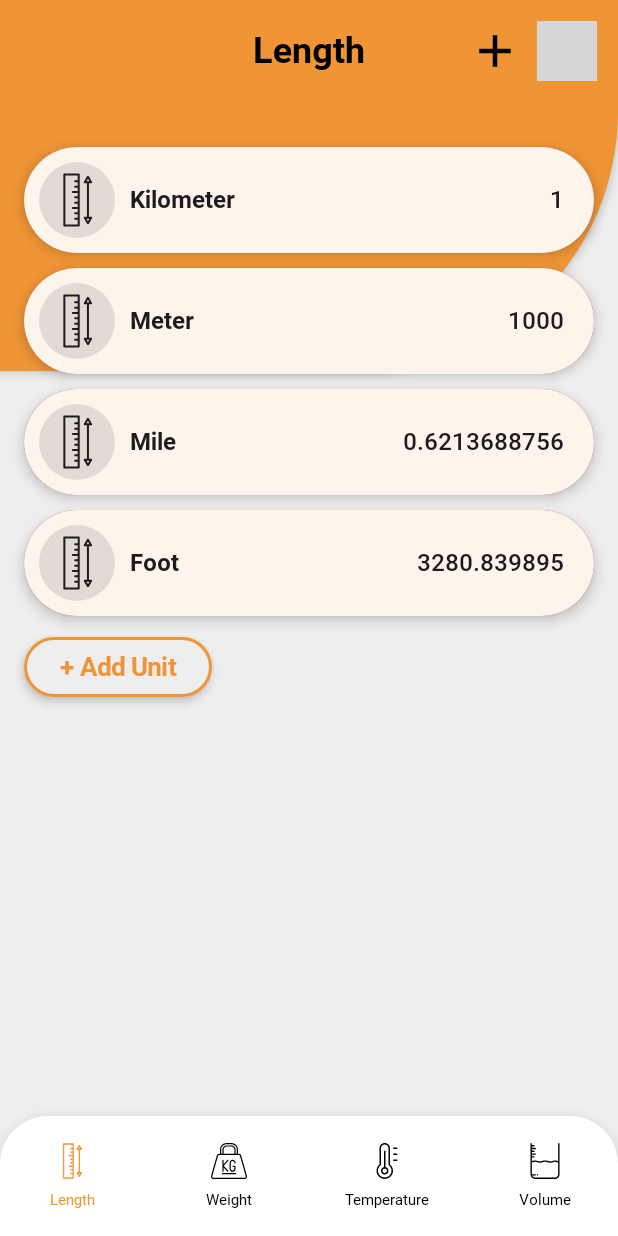
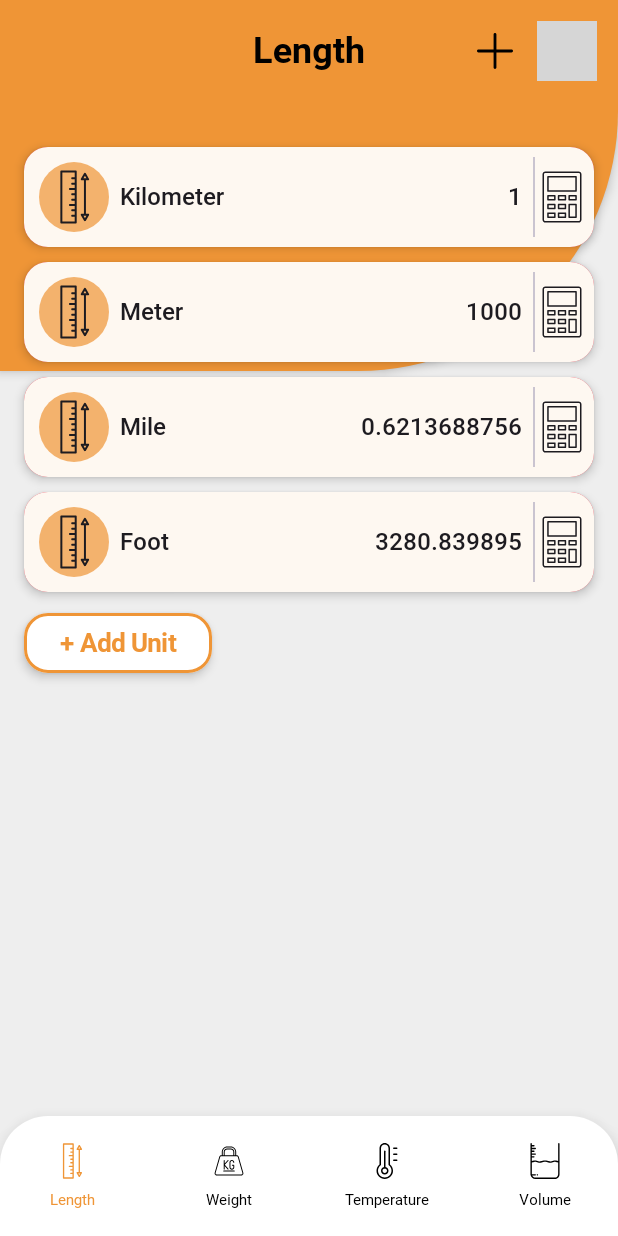
Before and after one commit to fernando-rauber/MeasureMe, an Android app built with Jetpack Compose: the screen it shows after launch (MainActivity), on a phone screen of 412 x 824 dp. Run offline under Robolectric (Android 15) with nearby library versions, the phone set to English and light mode, and no system bars; our stand-ins replace Room's generated code, accompanist; libraries missing offline, so code that uses them is left out: com.google.accompanist.navigation; 2 statements that could not run were skipped; grey boxes are pictures that could not be loaded.

Commit message:
Unit Page refactored

```diff
--- a/app/src/main/java/uk/fernando/measure/component/MyBackground.kt
+++ b/app/src/main/java/uk/fernando/measure/component/MyBackground.kt
@@ -4,7 +4,6 @@ import androidx.compose.foundation.layout.Box
 import androidx.compose.foundation.layout.fillMaxHeight
 import androidx.compose.foundation.layout.fillMaxWidth
 import androidx.compose.foundation.shape.RoundedCornerShape
-import androidx.compose.material3.MaterialTheme
 import androidx.compose.material3.Surface
 import androidx.compose.runtime.Composable
 import androidx.compose.ui.Modifier
--- a/app/src/main/java/uk/fernando/measure/component/MyButton.kt
+++ b/app/src/main/java/uk/fernando/measure/component/MyButton.kt
@@ -2,10 +2,7 @@ package uk.fernando.measure.component
 
 import androidx.compose.foundation.BorderStroke
 import androidx.compose.foundation.layout.PaddingValues
-import androidx.compose.material3.Button
-import androidx.compose.material3.ButtonDefaults
-import androidx.compose.material3.ButtonElevation
-import androidx.compose.material3.Text
+import androidx.compose.material3.*
 import androidx.compose.runtime.Composable
 import androidx.compose.ui.Modifier
 import androidx.compose.ui.graphics.Color
@@ -35,6 +32,7 @@ fun MyButton(
         modifier = modifier,
         colors = ButtonDefaults.buttonColors(containerColor = color, disabledContentColor = grey),
         elevation = elevation,
+        shape = MaterialTheme.shapes.small,
         contentPadding = contentPadding,
         onClick = onClick
     ) {
--- a/app/src/main/java/uk/fernando/measure/component/NavigationBarTop.kt
+++ b/app/src/main/java/uk/fernando/measure/component/NavigationBarTop.kt
@@ -2,7 +2,6 @@ package uk.fernando.measure.component
 
 import androidx.annotation.DrawableRes
 import androidx.annotation.StringRes
-import androidx.compose.foundation.background
 import androidx.compose.foundation.layout.Box
 import androidx.compose.foundation.layout.fillMaxWidth
 import androidx.compose.foundation.layout.padding
@@ -13,7 +12,6 @@ import androidx.compose.material3.Text
 import androidx.compose.runtime.Composable
 import androidx.compose.ui.Alignment
 import androidx.compose.ui.Modifier
-import androidx.compose.ui.graphics.Color
 import androidx.compose.ui.res.painterResource
 import androidx.compose.ui.res.stringResource
 import androidx.compose.ui.unit.dp
@@ -29,7 +27,6 @@ fun NavigationBarTop(
     Box(
         Modifier
             .fillMaxWidth()
-            .background(Color.Transparent)
             .padding(10.dp)
     ) {
 
--- a/app/src/main/java/uk/fernando/measure/component/unit/AddUnitCard.kt
+++ b/app/src/main/java/uk/fernando/measure/component/unit/AddUnitCard.kt
@@ -4,10 +4,7 @@ import androidx.compose.foundation.background
 import androidx.compose.foundation.clickable
 import androidx.compose.foundation.layout.*
 import androidx.compose.foundation.shape.CircleShape
-import androidx.compose.material3.Icon
-import androidx.compose.material3.MaterialTheme
-import androidx.compose.material3.Surface
-import androidx.compose.material3.Text
+import androidx.compose.material3.*
 import androidx.compose.runtime.Composable
 import androidx.compose.ui.Alignment
 import androidx.compose.ui.Modifier
@@ -28,26 +25,32 @@ fun AddUnitCard(unit: LengthUnitEntity, onClick: () -> Unit) {
             .padding(top = 10.dp)
             .height(IntrinsicSize.Min)
             .fillMaxWidth(),
-        shadowElevation = 5.dp,
-        tonalElevation = 5.dp,
+        shadowElevation = 4.dp,
+        tonalElevation = 2.dp,
         shape = MaterialTheme.shapes.small
     ) {
         Row(verticalAlignment = Alignment.CenterVertically) {
 
             Row(
                 Modifier
-                    .padding(10.dp)
+                    .padding(4.dp)
                     .weight(1f),
                 verticalAlignment = Alignment.CenterVertically
             ) {
 
                 Icon(
                     modifier = Modifier
-                        .background(MaterialTheme.colorScheme.onBackground.copy(0.1f), CircleShape)
-                        .padding(7.dp)
+                        .background(MaterialTheme.colorScheme.primary.copy(0.2f), CircleShape)
+                        .padding(4.dp)
                         .size(36.dp),
-                    painter = painterResource( unit.type.getUnitTypeIcon()),
+                    painter = painterResource(unit.type.getUnitTypeIcon()),
                     contentDescription = null
+                )
+
+                Divider(
+                    modifier = Modifier
+                        .fillMaxHeight(0.9f)
+                        .width(1.dp)
                 )
 
                 Text(
@@ -70,6 +73,7 @@ fun AddUnitCard(unit: LengthUnitEntity, onClick: () -> Unit) {
                         .padding(horizontal = 15.dp)
                         .align(Alignment.Center),
                     text = "ADD",
+                    style = MaterialTheme.typography.bodyMedium,
                     fontWeight = FontWeight.Medium
                 )
             }
--- a/app/src/main/java/uk/fernando/measure/component/unit/UnitCard.kt
+++ b/app/src/main/java/uk/fernando/measure/component/unit/UnitCard.kt
@@ -8,10 +8,7 @@ import androidx.compose.foundation.shape.RoundedCornerShape
 import androidx.compose.foundation.text.BasicTextField
 import androidx.compose.foundation.text.KeyboardActions
 import androidx.compose.foundation.text.KeyboardOptions
-import androidx.compose.material3.Icon
-import androidx.compose.material3.MaterialTheme
-import androidx.compose.material3.Surface
-import androidx.compose.material3.Text
+import androidx.compose.material3.*
 import androidx.compose.runtime.*
 import androidx.compose.ui.Alignment
 import androidx.compose.ui.ExperimentalComposeUiApi
@@ -32,6 +29,7 @@ import androidx.compose.ui.text.input.KeyboardType
 import androidx.compose.ui.text.input.TextFieldValue
 import androidx.compose.ui.text.style.TextAlign
 import androidx.compose.ui.unit.dp
+import uk.fernando.measure.R
 import uk.fernando.measure.component.MyAnimation
 import uk.fernando.measure.database.entity.LengthUnitEntity
 import uk.fernando.measure.ext.getUnitName
@@ -41,29 +39,29 @@ import uk.fernando.measure.ext.noRippleClickable
 
 @Composable
 fun UnitCard(unit: LengthUnitEntity, onDone: (Double) -> Unit) {
-    var canEdit by remember { mutableStateOf(false) }
+    var isEditMode by remember { mutableStateOf(false) }
 
     Surface(
         modifier = Modifier
             .padding(top = 10.dp)
             .height(IntrinsicSize.Min)
-            .border(2.dp, if (canEdit) MaterialTheme.colorScheme.primary else Color.Transparent, RoundedCornerShape(50))
+            .border(2.dp, if (isEditMode) MaterialTheme.colorScheme.primary else Color.Transparent, MaterialTheme.shapes.small)
             .fillMaxWidth(),
-        shadowElevation = 5.dp,
-        tonalElevation = 5.dp,
-        shape = RoundedCornerShape(50)
+        shadowElevation = 4.dp,
+        tonalElevation = 2.dp,
+        shape = MaterialTheme.shapes.small
     ) {
 
         Row(
-            Modifier.padding(horizontal = 10.dp),
+            Modifier.padding(start = 10.dp),
             verticalAlignment = Alignment.CenterVertically
         ) {
 
             Icon(
                 modifier = Modifier
                     .padding(vertical = 10.dp)
-                    .background(MaterialTheme.colorScheme.onBackground.copy(0.1f), CircleShape)
-                    .padding(7.dp)
+                    .background(MaterialTheme.colorScheme.primary.copy(0.7f), CircleShape)
+                    .padding(5.dp)
                     .size(36.dp),
                 painter = painterResource(unit.type.getUnitTypeIcon()),
                 contentDescription = null
@@ -71,11 +69,11 @@ fun UnitCard(unit: LengthUnitEntity, onDone: (Double) -> Unit) {
 
             Text(
                 modifier = Modifier
-                    .padding(horizontal = 10.dp)
+                    .padding(horizontal = 7.dp)
                     .weight(0.5f),
                 text = stringResource(unit.unit.getUnitName()),
                 style = MaterialTheme.typography.bodyMedium,
-                fontWeight = FontWeight.Bold
+                fontWeight = FontWeight.Medium
             )
 
             val amount = unit.amount.isInteger()
@@ -83,42 +81,44 @@ fun UnitCard(unit: LengthUnitEntity, onDone: (Double) -> Unit) {
             Box(
                 modifier = Modifier
                     .weight(0.5f)
-                    .padding(end = 10.dp),
+                    .noRippleClickable { if (!isEditMode) isEditMode = true },
                 contentAlignment = Alignment.CenterEnd
             ) {
 
-                MyAnimation(!canEdit) {
-                    Text(
-                        modifier = Modifier.noRippleClickable { canEdit = true },
-                        text = amount,
-                        style = MaterialTheme.typography.bodyMedium,
-                        fontWeight = FontWeight.Medium
-                    )
+                MyAnimation(!isEditMode) {
+                    Row(verticalAlignment = Alignment.CenterVertically) {
+                        Text(
+                            text = amount,
+                            style = MaterialTheme.typography.bodyMedium,
+                            fontWeight = FontWeight.Medium
+                        )
+
+                        Divider(
+                            modifier = Modifier
+                                .fillMaxHeight(0.8f)
+                                .padding(start = 7.dp)
+                                .width(1.dp)
+                        )
+
+                        Icon(
+                            modifier = Modifier.padding(end = 3.dp),
+                            painter = painterResource(R.drawable.ic_calculator),
+                            contentDescription = null
+                        )
+                    }
                 }
 
-                MyAnimation(canEdit) {
+                MyAnimation(isEditMode) {
                     MyTextField(
                         value = amount,
                         onDone = {
                             onDone(it)
-                            canEdit = false
+                            isEditMode = false
                         },
-                        lostFocus = { canEdit = false }
+                        lostFocus = { isEditMode = false }
                     )
                 }
             }
-//            Divider(
-//                Modifier
-//                    .padding(horizontal = 5.dp)
-//                    .fillMaxHeight()
-//                    .width(1.dp)
-//            )
-//
-//            Text(
-//                text = "km",
-//                color = MaterialTheme.colorScheme.onSurface,
-//                style = MaterialTheme.typography.bodyMedium
-//            )
         }
     }
 }
@@ -148,6 +148,7 @@ private fun MyTextField(
     }
 
     BasicTextField(modifier = modifier
+        .padding(end = 5.dp)
         .focusRequester(focusRequester)
         .onFocusChanged {
             if (it.isFocused)
--- a/app/src/main/java/uk/fernando/measure/page/UnitPage.kt
+++ b/app/src/main/java/uk/fernando/measure/page/UnitPage.kt
@@ -122,7 +122,7 @@ private fun UnitList(viewModel: UnitViewModel, addUnitClick: () -> Unit) {
                                 .padding(top = 10.dp)
                                 .background(
                                     color = red,
-                                    shape = RoundedCornerShape(50)
+                                    shape = MaterialTheme.shapes.small
                                 )
 
                         ) {
@@ -153,7 +153,7 @@ private fun UnitList(viewModel: UnitViewModel, addUnitClick: () -> Unit) {
             MyButton(
                 modifier = Modifier.padding(top = 10.dp),
                 borderStroke = BorderStroke(2.dp, MaterialTheme.colorScheme.primary),
-                color = MaterialTheme.colorScheme.background,
+                color = MaterialTheme.colorScheme.surface,
                 textColor = orange,
                 onClick = addUnitClick,
                 text = stringResource(R.string.add_unit_action)
--- a/app/src/main/res/drawable/ic_add.xml
+++ b/app/src/main/res/drawable/ic_add.xml
@@ -1,10 +1,9 @@
 <vector xmlns:android="http://schemas.android.com/apk/res/android"
-    android:width="36dp"
-    android:height="36dp"
-    android:tint="#000000"
-    android:viewportWidth="24"
-    android:viewportHeight="24">
+    android:width="24dp"
+    android:height="24dp"
+    android:viewportWidth="512"
+    android:viewportHeight="512">
     <path
-        android:fillColor="@android:color/white"
-        android:pathData="M19,13h-6v6h-2v-6H5v-2h6V5h2v6h6v2z" />
+        android:fillColor="#FF000000"
+        android:pathData="M492,236H276V20c0,-11.05 -8.95,-20 -20,-20c-11.05,0 -20,8.95 -20,20v216H20c-11.05,0 -20,8.95 -20,20s8.95,20 20,20h216v216c0,11.05 8.95,20 20,20s20,-8.95 20,-20V276h216c11.05,0 20,-8.95 20,-20C512,244.95 503.05,236 492,236z" />
 </vector>
--- /dev/null
+++ b/app/src/main/res/drawable/ic_calculator.xml
@@ -0,0 +1,13 @@
+<vector android:height="36dp" android:viewportHeight="128"
+    android:viewportWidth="128" android:width="36dp" xmlns:android="http://schemas.android.com/apk/res/android">
+    <path android:fillColor="#000000" android:pathData="m103.31,124.63l-78.62,0a6.89,6.89 45,0 1,-6.88 -6.88l0,-107.49a6.89,6.89 45,0 1,6.88 -6.88l78.62,0a6.89,6.89 0,0 1,6.88 6.88l0,107.49a6.89,6.89 0,0 1,-6.88 6.88zM24.69,6.94a3.32,3.32 0,0 0,-3.32 3.32l0,107.49a3.32,3.32 0,0 0,3.32 3.32l78.62,0a3.32,3.32 0,0 0,3.32 -3.32l0,-107.49a3.32,3.32 0,0 0,-3.32 -3.32z"/>
+    <path android:fillColor="#000000" android:pathData="m97.29,51.8l-66.59,0a1.78,1.78 0,0 1,-1.78 -1.78l0,-33.74a1.78,1.78 0,0 1,1.78 -1.78l66.59,0a1.78,1.78 0,0 1,1.78 1.78l0,33.74a1.78,1.78 0,0 1,-1.78 1.78zM32.49,48.23l63.02,0l0,-30.17l-63.02,0z"/>
+    <path android:fillColor="#000000" android:pathData="m47.03,72.37l-16.32,0a1.78,1.78 0,0 1,-1.78 -1.78l0,-9.45a1.79,1.79 45,0 1,1.78 -1.78l16.32,0a1.78,1.78 0,0 1,1.78 1.78l0,9.45a1.78,1.78 0,0 1,-1.78 1.78zM32.49,68.8l12.75,0l0,-5.88l-12.75,0z"/>
+    <path android:fillColor="#000000" android:pathData="m72.16,72.37l-16.32,0a1.78,1.78 0,0 1,-1.78 -1.78l0,-9.45a1.79,1.79 0,0 1,1.78 -1.78l16.32,0a1.79,1.79 0,0 1,1.78 1.78l0,9.45a1.78,1.78 0,0 1,-1.78 1.78zM57.63,68.8l12.75,0l0,-5.88l-12.75,0z"/>
+    <path android:fillColor="#000000" android:pathData="m97.29,72.37l-16.32,0a1.78,1.78 0,0 1,-1.78 -1.78l0,-9.45a1.78,1.78 0,0 1,1.78 -1.78l16.32,0a1.79,1.79 0,0 1,1.78 1.78l0,9.45a1.78,1.78 0,0 1,-1.78 1.78zM82.76,68.8l12.75,0l0,-5.88l-12.75,0z"/>
+    <path android:fillColor="#000000" android:pathData="m47.03,92.94l-16.32,0a1.78,1.78 0,0 1,-1.78 -1.78l0,-9.45a1.79,1.79 45,0 1,1.78 -1.78l16.32,0a1.78,1.78 0,0 1,1.78 1.78l0,9.45a1.78,1.78 0,0 1,-1.78 1.78zM32.49,89.37l12.75,0l0,-5.88l-12.75,0z"/>
+    <path android:fillColor="#000000" android:pathData="m72.16,92.94l-16.32,0a1.78,1.78 0,0 1,-1.78 -1.78l0,-9.45a1.79,1.79 0,0 1,1.78 -1.78l16.32,0a1.79,1.79 0,0 1,1.78 1.78l0,9.45a1.78,1.78 0,0 1,-1.78 1.78zM57.63,89.37l12.75,0l0,-5.88l-12.75,0z"/>
+    <path android:fillColor="#000000" android:pathData="m47.03,113.51l-16.32,0a1.78,1.78 0,0 1,-1.78 -1.78l0,-9.45a1.79,1.79 45,0 1,1.78 -1.78l16.32,0a1.78,1.78 0,0 1,1.78 1.78l0,9.45a1.78,1.78 0,0 1,-1.78 1.78zM32.49,109.94l12.75,0l0,-5.88l-12.75,0z"/>
+    <path android:fillColor="#000000" android:pathData="m72.16,113.51l-16.32,0a1.78,1.78 0,0 1,-1.78 -1.78l0,-9.45a1.79,1.79 0,0 1,1.78 -1.78l16.32,0a1.79,1.79 0,0 1,1.78 1.78l0,9.45a1.78,1.78 0,0 1,-1.78 1.78zM57.63,109.94l12.75,0l0,-5.88l-12.75,0z"/>
+    <path android:fillColor="#000000" android:pathData="m97.29,113.51l-16.32,0a1.78,1.78 0,0 1,-1.78 -1.78l0,-30.02a1.78,1.78 0,0 1,1.78 -1.78l16.32,0a1.79,1.79 0,0 1,1.78 1.78l0,30.02a1.78,1.78 0,0 1,-1.78 1.78zM82.76,109.94l12.75,0l0,-26.45l-12.75,0z"/>
+</vector>
--- a/app/src/main/res/drawable/ic_weight.xml
+++ b/app/src/main/res/drawable/ic_weight.xml
@@ -1,7 +1,18 @@
-<vector android:height="24dp" android:viewportHeight="60"
-    android:viewportWidth="60" android:width="24dp" xmlns:android="http://schemas.android.com/apk/res/android">
-    <path android:fillColor="#FF000000" android:pathData="M0.847,58.368A4.058,4.058 0,0 0,4.108 60L55.892,60a4.058,4.058 0,0 0,3.261 -1.632,4.165 4.165,0 0,0 0.685,-3.678L50.247,21.006A4.134,4.134 0,0 0,46.3 18L45,18L45,11A11.013,11.013 0,0 0,34 0L26,0A11.013,11.013 0,0 0,15 11v7L13.7,18a4.134,4.134 0,0 0,-3.945 3.007L0.162,54.69A4.165,4.165 0,0 0,0.847 58.368ZM17,11a9.01,9.01 0,0 1,9 -9h8a9.01,9.01 0,0 1,9 9v7L41,18L41,11a7.009,7.009 0,0 0,-7 -7L26,4a7.009,7.009 0,0 0,-7 7v7L17,18ZM21,18L21,11a5.006,5.006 0,0 1,5 -5h8a5.006,5.006 0,0 1,5 5v7ZM2.086,55.237l9.591,-33.682A2.124,2.124 0,0 1,13.7 20L46.3,20a2.125,2.125 0,0 1,2.021 1.554l9.591,33.683a2.181,2.181 0,0 1,-0.357 1.926A2.074,2.074 0,0 1,55.892 58L4.108,58a2.074,2.074 0,0 1,-1.665 -0.837A2.181,2.181 0,0 1,2.086 55.237Z"/>
-    <path android:fillColor="#FF000000" android:pathData="M20,48a1,1 0,0 0,1 -1V40.63l6.253,7.034a1,1 0,0 0,1.494 -1.328L21.338,38l7.408,-8.336a1,1 0,1 0,-1.494 -1.328L21,35.37V29a1,1 0,0 0,-2 0V47A1,1 0,0 0,20 48Z"/>
-    <path android:fillColor="#FF000000" android:pathData="M36,48a5.006,5.006 0,0 0,5 -5V40a2,2 0,0 0,-2 -2H37a1,1 0,0 0,0 2h2v3a3,3 0,0 1,-6 0V33a3,3 0,0 1,6 0,1 1,0 0,0 2,0 5,5 0,0 0,-10 0V43A5.006,5.006 0,0 0,36 48Z"/>
-    <path android:fillColor="#FF000000" android:pathData="M19,52H41a1,1 0,0 0,0 -2H19a1,1 0,0 0,0 2Z"/>
+<vector xmlns:android="http://schemas.android.com/apk/res/android"
+    android:width="24dp"
+    android:height="24dp"
+    android:viewportWidth="60"
+    android:viewportHeight="60">
+    <path
+        android:fillColor="#000000"
+        android:pathData="M6.678,52.694A3.246,3.246 0,0 0,9.286 54L50.714,54a3.246,3.246 0,0 0,2.609 -1.306,3.332 3.332,0 0,0 0.548,-2.942L46.198,22.805A3.307,3.307 0,0 0,43.04 20.4L42,20.4L42,14.8A8.81,8.81 45,0 0,33.2 6L26.8,6A8.81,8.81 45,0 0,18 14.8l0,5.6L16.96,20.4a3.307,3.307 0,0 0,-3.156 2.406L6.13,49.752A3.332,3.332 0,0 0,6.678 52.694ZM19.6,14.8a7.208,7.208 45,0 1,7.2 -7.2l6.4,0a7.208,7.208 45,0 1,7.2 7.2l0,5.6L38.8,20.4L38.8,14.8a5.607,5.607 45,0 0,-5.6 -5.6L26.8,9.2a5.607,5.607 45,0 0,-5.6 5.6l0,5.6L19.6,20.4ZM22.8,20.4L22.8,14.8a4.005,4.005 135,0 1,4 -4l6.4,0a4.005,4.005 135,0 1,4 4l0,5.6ZM7.669,50.19l7.673,-26.946A1.699,1.699 0,0 1,16.96 22L43.04,22a1.7,1.7 0,0 1,1.617 1.243l7.673,26.946a1.745,1.745 0,0 1,-0.286 1.541A1.659,1.659 0,0 1,50.714 52.4L9.286,52.4a1.659,1.659 0,0 1,-1.332 -0.67A1.745,1.745 0,0 1,7.669 50.19Z" />
+    <path
+        android:fillColor="#000000"
+        android:pathData="M22,44.4a0.8,0.8 0,0 0,0.8 -0.8L22.8,38.504l5.002,5.627a0.8,0.8 0,0 0,1.195 -1.062L23.07,36.4l5.926,-6.669a0.8,0.8 0,1 0,-1.195 -1.062L22.8,34.296L22.8,29.2a0.8,0.8 0,0 0,-1.6 0L21.2,43.6A0.8,0.8 0,0 0,22 44.4Z" />
+    <path
+        android:fillColor="#000000"
+        android:pathData="M34.8,44.4a4.005,4.005 135,0 0,4 -4L38.8,38a1.6,1.6 0,0 0,-1.6 -1.6L35.6,36.4a0.8,0.8 0,0 0,0 1.6l1.6,0l0,2.4a2.4,2.4 0,0 1,-4.8 0L32.4,32.4a2.4,2.4 0,0 1,4.8 0,0.8 0.8,0 0,0 1.6,0 4,4 0,0 0,-8 0L30.8,40.4A4.005,4.005 45,0 0,34.8 44.4Z" />
+    <path
+        android:fillColor="#000000"
+        android:pathData="M21.2,47.6L38.8,47.6a0.8,0.8 0,0 0,0 -1.6L21.2,46a0.8,0.8 0,0 0,0 1.6Z" />
 </vector>
--- a/app/src/main/res/values/strings.xml
+++ b/app/src/main/res/values/strings.xml
@@ -9,7 +9,7 @@
     <string name="add_unit_title">Add Unit</string>
 
     // Unit Page
-    <string name="empty_list_message">Add two or more to start to convert</string>
+    <string name="empty_list_message">Add two or more units to convert</string>
     <string name="add_unit_action">+ Add Unit</string>
     <string name="add_all_unit_message">You have added all available units</string>
 
```
